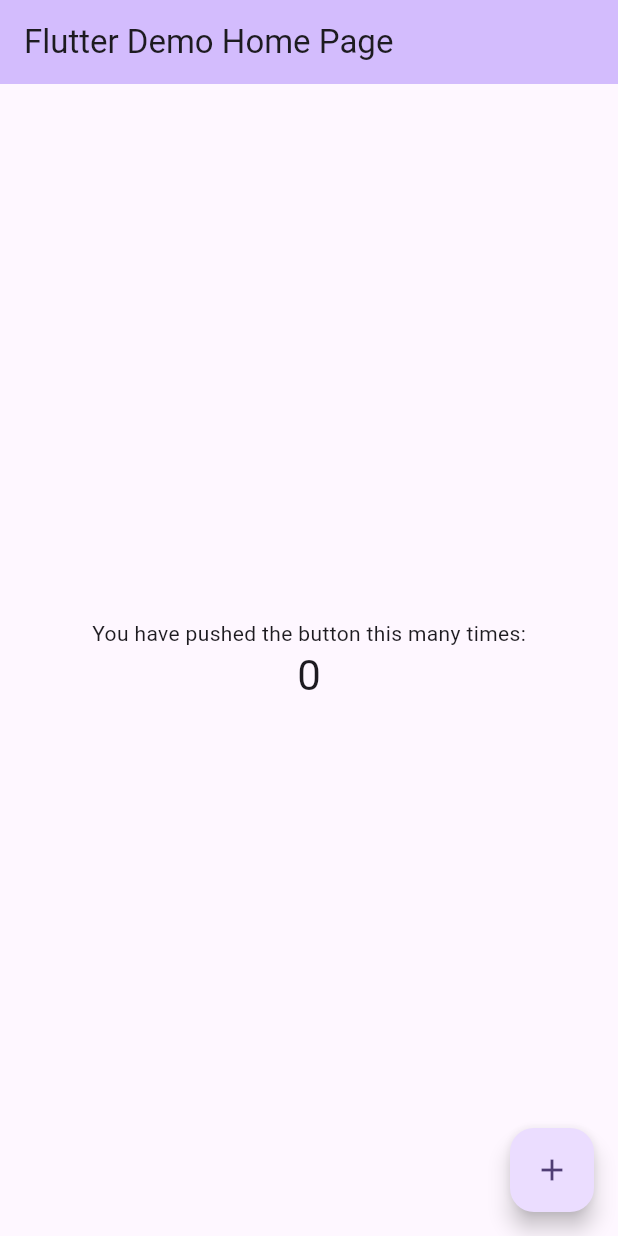
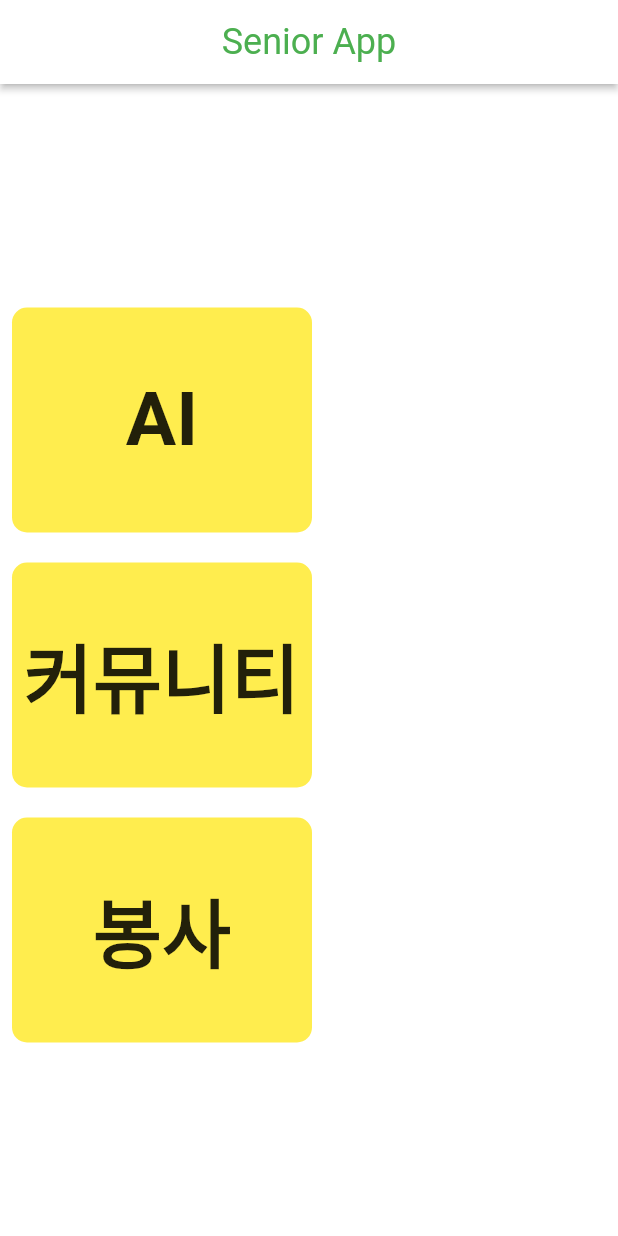
Before and after one commit to AjouSenior/AjouSenior_Front, a Flutter app: the screen it shows after launch, on a phone screen of 412 x 824 dp. Run offline on Flutter 3.47's test engine with Material 2 defaults, Android fonts, the phone set to English and light mode, and no system bars.

Commit message:
Base home(test)

```diff
--- a/ajousenior/lib/main.dart
+++ b/ajousenior/lib/main.dart
@@ -1,3 +1,4 @@
+import 'package:ajousenior/screen/home_screen.dart';
 import 'package:flutter/material.dart';
 
 void main() {
@@ -10,116 +11,8 @@ class MyApp extends StatelessWidget {
   // This widget is the root of your application.
   @override
   Widget build(BuildContext context) {
-    return MaterialApp(
-      title: 'Flutter Demo',
-      theme: ThemeData(
-        // This is the theme of your application.
-        //
-        // TRY THIS: Try running your application with "flutter run". You'll see
-        // the application has a blue toolbar. Then, without quitting the app,
-        // try changing the seedColor in the colorScheme below to Colors.green
-        // and then invoke "hot reload" (save your changes or press the "hot
-        // reload" button in a Flutter-supported IDE, or press "r" if you used
-        // the command line to start the app).
-        //
-        // Notice that the counter didn't reset back to zero; the application
-        // state is not lost during the reload. To reset the state, use hot
-        // restart instead.
-        //
-        // This works for code too, not just values: Most code changes can be
-        // tested with just a hot reload.
-        colorScheme: ColorScheme.fromSeed(seedColor: Colors.deepPurple),
-        useMaterial3: true,
-      ),
-      home: const MyHomePage(title: 'Flutter Demo Home Page'),
+    return const MaterialApp(
+      home: HomeScreen(),
     );
   }
 }
-
-class MyHomePage extends StatefulWidget {
-  const MyHomePage({super.key, required this.title});
-
-  // This widget is the home page of your application. It is stateful, meaning
-  // that it has a State object (defined below) that contains fields that affect
-  // how it looks.
-
-  // This class is the configuration for the state. It holds the values (in this
-  // case the title) provided by the parent (in this case the App widget) and
-  // used by the build method of the State. Fields in a Widget subclass are
-  // always marked "final".
-
-  final String title;
-
-  @override
-  State<MyHomePage> createState() => _MyHomePageState();
-}
-
-class _MyHomePageState extends State<MyHomePage> {
-  int _counter = 0;
-
-  void _incrementCounter() {
-    setState(() {
-      // This call to setState tells the Flutter framework that something has
-      // changed in this State, which causes it to rerun the build method below
-      // so that the display can reflect the updated values. If we changed
-      // _counter without calling setState(), then the build method would not be
-      // called again, and so nothing would appear to happen.
-      _counter++;
-    });
-  }
-
-  @override
-  Widget build(BuildContext context) {
-    // This method is rerun every time setState is called, for instance as done
-    // by the _incrementCounter method above.
-    //
-    // The Flutter framework has been optimized to make rerunning build methods
-    // fast, so that you can just rebuild anything that needs updating rather
-    // than having to individually change instances of widgets.
-    return Scaffold(
-      appBar: AppBar(
-        // TRY THIS: Try changing the color here to a specific color (to
-        // Colors.amber, perhaps?) and trigger a hot reload to see the AppBar
-        // change color while the other colors stay the same.
-        backgroundColor: Theme.of(context).colorScheme.inversePrimary,
-        // Here we take the value from the MyHomePage object that was created by
-        // the App.build method, and use it to set our appbar title.
-        title: Text(widget.title),
-      ),
-      body: Center(
-        // Center is a layout widget. It takes a single child and positions it
-        // in the middle of the parent.
-        child: Column(
-          // Column is also a layout widget. It takes a list of children and
-          // arranges them vertically. By default, it sizes itself to fit its
-          // children horizontally, and tries to be as tall as its parent.
-          //
-          // Column has various properties to control how it sizes itself and
-          // how it positions its children. Here we use mainAxisAlignment to
-          // center the children vertically; the main axis here is the vertical
-          // axis because Columns are vertical (the cross axis would be
-          // horizontal).
-          //
-          // TRY THIS: Invoke "debug painting" (choose the "Toggle Debug Paint"
-          // action in the IDE, or press "p" in the console), to see the
-          // wireframe for each widget.
-          mainAxisAlignment: MainAxisAlignment.center,
-          children: <Widget>[
-            const Text(
-              'You have pushed the button this many times:',
-            ),
-            Text(
-              '$_counter',
-              style: Theme.of(context).textTheme.headlineMedium,
-            ),
-          ],
-        ),
-      ),
-      floatingActionButton: FloatingActionButton(
-        onPressed: _incrementCounter,
-        tooltip: 'Increment',
-        child: const Icon(Icons.add),
-      ), // This trailing comma makes auto-formatting nicer for build methods.
-    );
-  }
-}
--- /dev/null
+++ b/ajousenior/lib/screen/ai_screen.dart
@@ -0,0 +1,10 @@
+import 'package:flutter/material.dart';
+
+class AiScreen extends StatelessWidget {
+  const AiScreen({super.key});
+
+  @override
+  Widget build(BuildContext context) {
+    return const Scaffold();
+  }
+}
--- /dev/null
+++ b/ajousenior/lib/screen/community_screen.dart
@@ -0,0 +1,10 @@
+import 'package:flutter/material.dart';
+
+class CommunityScreen extends StatelessWidget {
+  const CommunityScreen({super.key});
+
+  @override
+  Widget build(BuildContext context) {
+    return const Scaffold();
+  }
+}
--- /dev/null
+++ b/ajousenior/lib/screen/home_screen.dart
@@ -0,0 +1,52 @@
+import 'package:ajousenior/widgets/ai_widget.dart';
+import 'package:ajousenior/widgets/community_widget.dart';
+import 'package:ajousenior/widgets/volunteer_widget.dart';
+import 'package:flutter/material.dart';
+
+class HomeScreen extends StatelessWidget {
+  const HomeScreen({super.key});
+
+  @override
+  Widget build(BuildContext context) {
+    return Scaffold(
+        appBar: AppBar(
+          elevation: 2,
+          backgroundColor: Colors.white,
+          foregroundColor: Colors.green,
+          title: const Center(
+            child: Text(
+              "Senior App",
+              style: TextStyle(fontSize: 24, fontWeight: FontWeight.w400),
+            ),
+          ),
+        ),
+        backgroundColor: Colors.white,
+        body: const Padding(
+          padding: EdgeInsets.all(8.0),
+          child: Row(
+            children: [
+              Column(
+                mainAxisAlignment: MainAxisAlignment.center,
+                children: [
+                  SizedBox(
+                    height: 20,
+                  ),
+                  Ai(),
+                  SizedBox(
+                    height: 20,
+                  ),
+                  Community(),
+                  SizedBox(
+                    height: 20,
+                  ),
+                  Volunteer(),
+                ],
+              ),
+              SizedBox(
+                height: 50,
+              )
+            ],
+          ),
+        ));
+  }
+}
--- /dev/null
+++ b/ajousenior/lib/screen/volunteer_screen.dart
@@ -0,0 +1,10 @@
+import 'package:flutter/material.dart';
+
+class VolunteerScreen extends StatelessWidget {
+  const VolunteerScreen({super.key});
+
+  @override
+  Widget build(BuildContext context) {
+    return const Scaffold();
+  }
+}
--- /dev/null
+++ b/ajousenior/lib/widgets/ai_widget.dart
@@ -0,0 +1,32 @@
+import 'package:ajousenior/screen/ai_screen.dart';
+import 'package:flutter/material.dart';
+
+class Ai extends StatelessWidget {
+  const Ai({super.key});
+
+  @override
+  Widget build(BuildContext context) {
+    return GestureDetector(
+      onTap: () {
+        Navigator.push(
+          context,
+          MaterialPageRoute(
+            builder: (context) => const AiScreen(),
+          ),
+        );
+      },
+      child: Container(
+        alignment: Alignment.center,
+        decoration: BoxDecoration(
+            borderRadius: BorderRadius.circular(10),
+            color: Colors.yellow.withOpacity(0.9)),
+        height: 150,
+        width: 200,
+        child: const Text(
+          'AI',
+          style: TextStyle(fontWeight: FontWeight.w600, fontSize: 50),
+        ),
+      ),
+    );
+  }
+}
--- /dev/null
+++ b/ajousenior/lib/widgets/community_widget.dart
@@ -0,0 +1,32 @@
+import 'package:ajousenior/screen/community_screen.dart';
+import 'package:flutter/material.dart';
+
+class Community extends StatelessWidget {
+  const Community({super.key});
+
+  @override
+  Widget build(BuildContext context) {
+    return GestureDetector(
+      onTap: () {
+        Navigator.push(
+          context,
+          MaterialPageRoute(
+            builder: (context) => const CommunityScreen(),
+          ),
+        );
+      },
+      child: Container(
+        alignment: Alignment.center,
+        decoration: BoxDecoration(
+            borderRadius: BorderRadius.circular(10),
+            color: Colors.yellow.withOpacity(0.9)),
+        height: 150,
+        width: 200,
+        child: const Text(
+          '커뮤니티',
+          style: TextStyle(fontWeight: FontWeight.w600, fontSize: 50),
+        ),
+      ),
+    );
+  }
+}
--- /dev/null
+++ b/ajousenior/lib/widgets/volunteer_widget.dart
@@ -0,0 +1,32 @@
+import 'package:ajousenior/screen/volunteer_screen.dart';
+import 'package:flutter/material.dart';
+
+class Volunteer extends StatelessWidget {
+  const Volunteer({super.key});
+
+  @override
+  Widget build(BuildContext context) {
+    return GestureDetector(
+      onTap: () {
+        Navigator.push(
+          context,
+          MaterialPageRoute(
+            builder: (context) => const VolunteerScreen(),
+          ),
+        );
+      },
+      child: Container(
+        alignment: Alignment.center,
+        decoration: BoxDecoration(
+            borderRadius: BorderRadius.circular(10),
+            color: Colors.yellow.withOpacity(0.9)),
+        height: 150,
+        width: 200,
+        child: const Text(
+          '봉사',
+          style: TextStyle(fontWeight: FontWeight.w600, fontSize: 50),
+        ),
+      ),
+    );
+  }
+}
```
